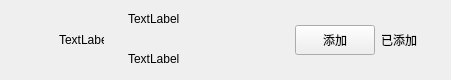
Qt form client/applyfrienditem.ui (beiyue99/wjfchat) before a commit.
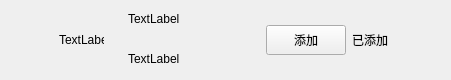
The same form after that commit. Custom widgets are drawn as their Qt base class.

Commit message: 添加好友

The edit to the form file:
```diff
--- a/client/applyfrienditem.ui
+++ b/client/applyfrienditem.ui
@@ -82,9 +82,6 @@
       <property name="topMargin">
        <number>2</number>
       </property>
-      <property name="rightMargin">
-       <number>30</number>
-      </property>
       <property name="bottomMargin">
        <number>2</number>
       </property>
@@ -187,10 +184,26 @@
          </size>
         </property>
         <property name="text">
-         <string>已添加 </string>
+         <string>已添加</string>
         </property>
        </widget>
       </item>
+      <item>
+       <spacer name="horizontalSpacer_2">
+        <property name="orientation">
+         <enum>Qt::Horizontal</enum>
+        </property>
+        <property name="sizeType">
+         <enum>QSizePolicy::Fixed</enum>
+        </property>
+        <property name="sizeHint" stdset="0">
+         <size>
+          <width>50</width>
+          <height>20</height>
+         </size>
+        </property>
+       </spacer>
+      </item>
      </layout>
     </widget>
    </item>
```
Left out of the diff: 2 changed lines with no effect on the pictures. The commit also changes 111 other files.
